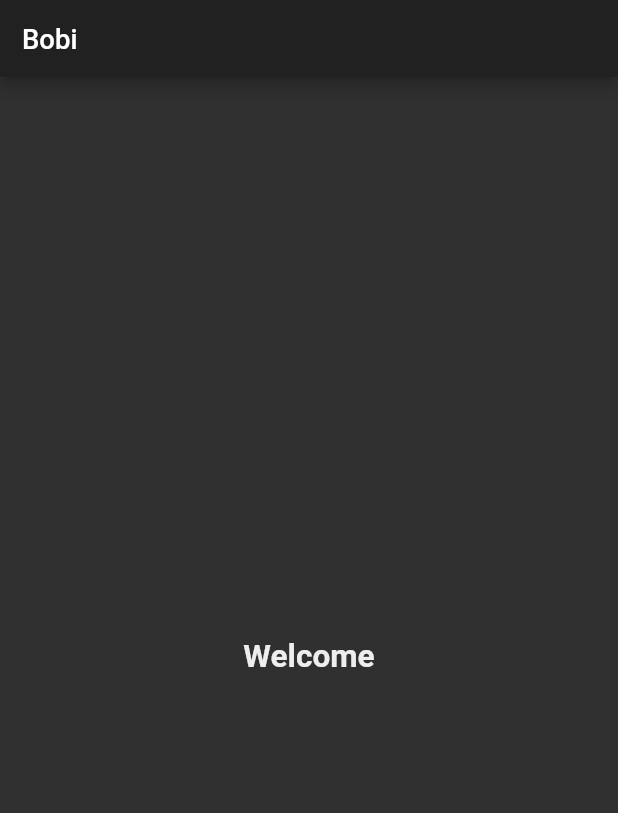
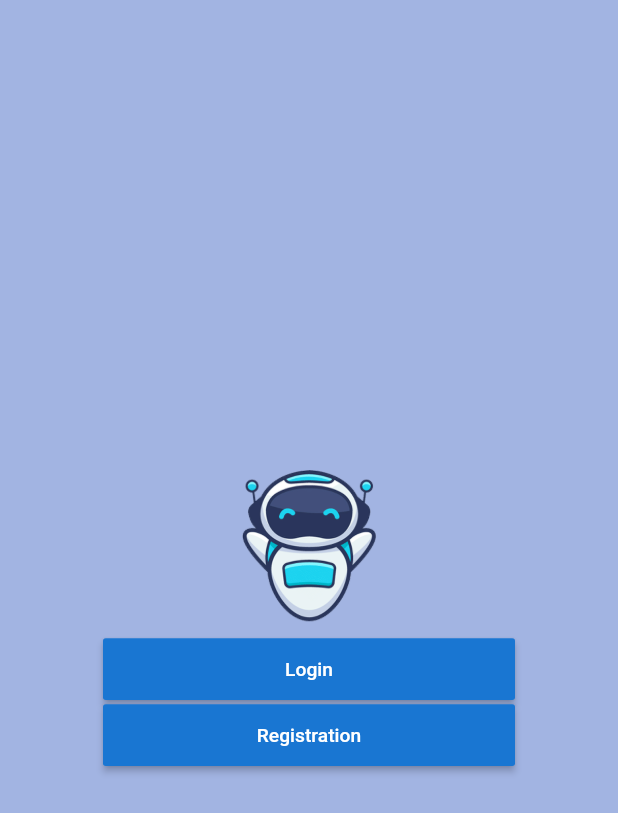
Before and after one commit to lloretalvaro/Bobi_app, a Flutter app: the screen it shows after launch, on a phone screen of 412 x 824 dp. Shown: the top 813 px of the screen. Run offline on Flutter 3.47's test engine with Material 2 defaults, Android fonts, the phone set to English and light mode, and no system bars; our stand-ins replace responsive_framework; missing offline and left inert: oauth2_client.

```diff
--- a/lib/constants.dart
+++ b/lib/constants.dart
@@ -5,3 +5,5 @@ const kRegularTextStyle = TextStyle(
   fontSize: 23,
   fontWeight: FontWeight.w600,
 );
+
+const Color kColorWelcomeScreen = Color(0xFFA2B4E2);
--- a/lib/screens/welcome_screen.dart
+++ b/lib/screens/welcome_screen.dart
@@ -1,5 +1,7 @@
 import 'package:flutter/material.dart';
 import 'package:bobi_app/constants.dart';
+import 'registration_screen.dart';
+import 'login_screen.dart';
 
 class WelcomeScreen extends StatefulWidget {
   static const id = '/';
@@ -8,16 +10,52 @@ class WelcomeScreen extends StatefulWidget {
 }
 
 class _WelcomeScreenState extends State<WelcomeScreen> {
+  Widget registrationButton() {
+    return ButtonTheme(
+      minWidth: MediaQuery.of(context).size.width / 1.5,
+      height: MediaQuery.of(context).size.height / 20,
+      child: RaisedButton(
+        child: Text('Registration'),
+        onPressed: () {
+          Navigator.pushNamed(context, RegistrationScreen.id);
+        },
+        color: Colors.blue[700],
+      ),
+    );
+  }
+
+  Widget loginButton() {
+    return ButtonTheme(
+      minWidth: MediaQuery.of(context).size.width / 1.5,
+      height: MediaQuery.of(context).size.height / 20,
+      child: RaisedButton(
+        child: Text('Login'),
+        onPressed: () {
+          Navigator.pushNamed(context, LoginScreen.id);
+        },
+        color: Colors.blue[700],
+      ),
+    );
+  }
+
   @override
   Widget build(BuildContext context) {
     return Scaffold(
-      appBar: AppBar(
-        title: Text('Bobi'),
-      ),
+      backgroundColor: kColorWelcomeScreen,
       body: Center(
-        child: Text(
-          'Welcome',
-          style: kRegularTextStyle,
+        child: Column(
+          mainAxisAlignment: MainAxisAlignment.center,
+          children: [
+            Container(
+              child: Image.asset('assets/images/bobi_logo.png'),
+              height: MediaQuery.of(context).size.height / 8,
+            ),
+            SizedBox(
+              height: 10,
+            ),
+            loginButton(),
+            registrationButton(),
+          ],
         ),
       ),
     );
```
Also changed, not shown: lib/components/example_component.dart (+7 -0 lines), lib/ibmoauthclient.dart (added, +14 -0 lines), lib/screens/registration_screen.dart (+67 -2 lines), pubspec.yaml (+4 -3 lines), assets/images/bobi_logo.png (added), pubspec.lock, 1 other file.
